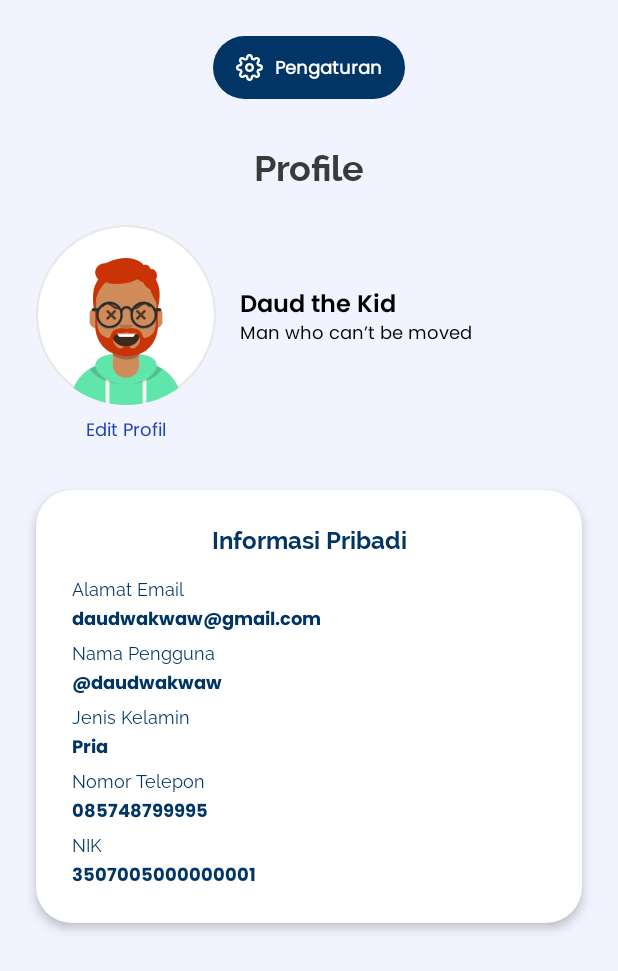
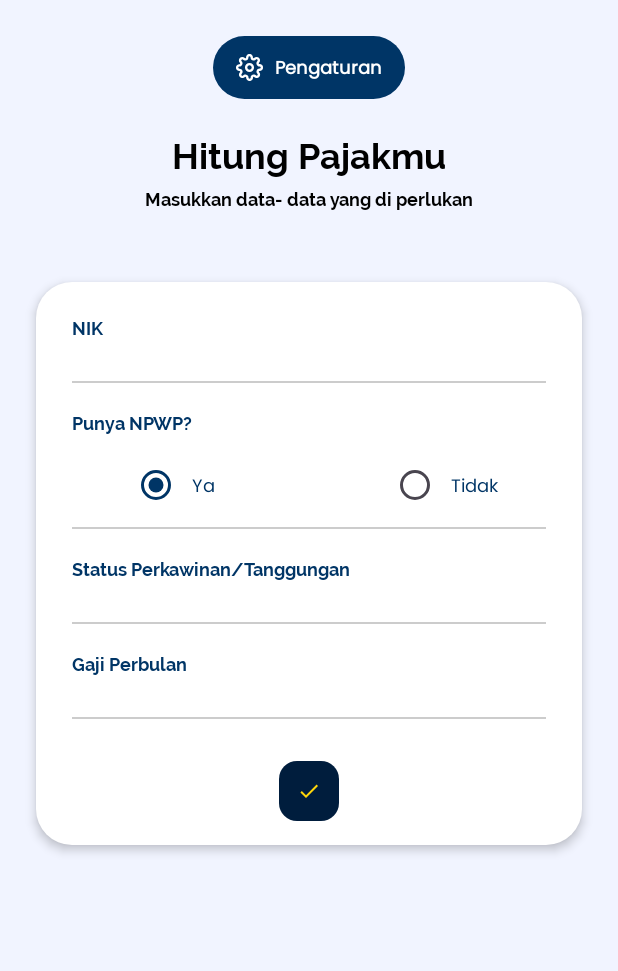
Before and after one commit to fanggadewangga/JurnalKas, an Android app built with Jetpack Compose: the screen it shows after launch (MainActivity), on a phone screen of 412 x 824 dp. Shown: the top 971 px of the screen. Run offline under Robolectric (Android 15) with nearby library versions, the light colour scheme and no system bars.

Commit message:
feat(tax): add tax screen

```diff
--- a/app/src/main/java/com/ptotakkanan/jurnalkas/feature/common/navigation/Navigation.kt
+++ b/app/src/main/java/com/ptotakkanan/jurnalkas/feature/common/navigation/Navigation.kt
@@ -16,6 +16,7 @@ import com.ptotakkanan.jurnalkas.feature.note.NoteScreen
 import com.ptotakkanan.jurnalkas.feature.profile.ProfileScreen
 import com.ptotakkanan.jurnalkas.feature.recap.FinancialRecapScreen
 import com.ptotakkanan.jurnalkas.feature.register.RegisterScreen
+import com.ptotakkanan.jurnalkas.feature.tax.TaxScreen
 import com.ptotakkanan.jurnalkas.feature.wallet.WalletDetailScreen
 import com.ptotakkanan.jurnalkas.feature.wallet.WalletScreen
 import com.ptotakkanan.jurnalkas.feature.welcome.WelcomeScreen
@@ -28,7 +29,7 @@ fun Navigation() {
     val screenWidth = LocalConfiguration.current.screenWidthDp
     val screenHeight = LocalConfiguration.current.screenHeightDp
 
-    NavHost(navController = navController, startDestination = Screen.Profile.route) {
+    NavHost(navController = navController, startDestination = Screen.TaxScreen.route) {
 
         composable(route = Screen.Welcome.route) {
             WelcomeScreen(navController = navController)
@@ -77,5 +78,9 @@ fun Navigation() {
         composable(route = Screen.Profile.route) {
             ProfileScreen(navController = navController)
         }
+
+        composable(route = Screen.TaxScreen.route) {
+            TaxScreen(navController = navController)
+        }
     }
 }
--- a/app/src/main/java/com/ptotakkanan/jurnalkas/feature/common/route/Screen.kt
+++ b/app/src/main/java/com/ptotakkanan/jurnalkas/feature/common/route/Screen.kt
@@ -15,6 +15,7 @@ sealed class Screen(val route: String) {
     data object Analysis: Screen("analysis")
     data object Calendar: Screen("calendar")
     data object Profile: Screen("profile")
+    data object TaxScreen: Screen("tax")
 
     fun withArgs(vararg args: String) = buildString {
         append(route)
--- /dev/null
+++ b/app/src/main/java/com/ptotakkanan/jurnalkas/feature/tax/TaxScreen.kt
@@ -0,0 +1,94 @@
+package com.ptotakkanan.jurnalkas.feature.tax
+
+import androidx.compose.foundation.background
+import androidx.compose.foundation.layout.Arrangement
+import androidx.compose.foundation.layout.Box
+import androidx.compose.foundation.layout.Column
+import androidx.compose.foundation.layout.Row
+import androidx.compose.foundation.layout.Spacer
+import androidx.compose.foundation.layout.fillMaxSize
+import androidx.compose.foundation.layout.fillMaxWidth
+import androidx.compose.foundation.layout.height
+import androidx.compose.foundation.layout.padding
+import androidx.compose.foundation.layout.size
+import androidx.compose.foundation.layout.width
+import androidx.compose.foundation.rememberScrollState
+import androidx.compose.foundation.shape.RoundedCornerShape
+import androidx.compose.foundation.text.BasicTextField
+import androidx.compose.foundation.verticalScroll
+import androidx.compose.material3.Card
+import androidx.compose.material3.CardDefaults
+import androidx.compose.material3.RadioButton
+import androidx.compose.material3.RadioButtonDefaults
+import androidx.compose.runtime.Composable
+import androidx.compose.runtime.getValue
+import androidx.compose.ui.Alignment
+import androidx.compose.ui.Modifier
+import androidx.compose.ui.graphics.Color
+import androidx.compose.ui.graphics.ColorFilter
+import androidx.compose.ui.text.TextStyle
+import androidx.compose.ui.text.font.Font
+import androidx.compose.ui.text.font.FontFamily
+import androidx.compose.ui.text.font.FontWeight
+import androidx.compose.ui.unit.dp
+import androidx.compose.ui.unit.sp
+import androidx.lifecycle.viewmodel.compose.viewModel
+import androidx.navigation.NavController
+import coil.compose.AsyncImage
+import com.ptotakkanan.jurnalkas.R
+import com.ptotakkanan.jurnalkas.feature.common.components.AppButton
+import com.ptotakkanan.jurnalkas.feature.common.components.AppText
+import com.ptotakkanan.jurnalkas.feature.tax.components.TaxInputItem
+import com.ptotakkanan.jurnalkas.feature.tax.page.TaxCounterScreen
+import com.ptotakkanan.jurnalkas.feature.tax.page.TaxResultScreen
+import com.ptotakkanan.jurnalkas.theme.Typography
+import com.ptotakkanan.jurnalkas.theme.blue50
+import com.ptotakkanan.jurnalkas.theme.primary20
+import com.ptotakkanan.jurnalkas.theme.secondary10
+
+@Composable
+fun TaxScreen(
+    navController: NavController,
+    viewModel: TaxViewModel = viewModel(),
+) {
+
+    val state by viewModel.state
+
+    Column(
+        horizontalAlignment = Alignment.CenterHorizontally,
+        modifier = Modifier
+            .fillMaxSize()
+            .background(color = blue50)
+            .padding(start = 24.dp, top = 24.dp, end = 24.dp)
+            .verticalScroll(rememberScrollState())
+    ) {
+        AppButton(
+            onClick = { /*TODO*/ },
+            backgroundColor = primary20,
+            modifier = Modifier
+                .width(128.dp)
+        ) {
+            Row(
+                verticalAlignment = Alignment.CenterVertically,
+                horizontalArrangement = Arrangement.spacedBy(8.dp),
+            ) {
+                AsyncImage(
+                    model = R.drawable.ic_setting,
+                    contentDescription = "Setting icon",
+                    modifier = Modifier.size(18.dp)
+                )
+                AppText(
+                    text = "Pengaturan",
+                    color = Color.White,
+                    textStyle = Typography.bodyMedium()
+                        .copy(fontSize = 12.sp, fontWeight = FontWeight(700))
+                )
+            }
+        }
+
+        if (state.isHasResult)
+            TaxResultScreen(navController = navController, viewModel = viewModel, state = state)
+        else
+            TaxCounterScreen(navController = navController, viewModel = viewModel, state = state)
+    }
+}
--- /dev/null
+++ b/app/src/main/java/com/ptotakkanan/jurnalkas/feature/tax/TaxState.kt
@@ -0,0 +1,9 @@
+package com.ptotakkanan.jurnalkas.feature.tax
+
+data class TaxState(
+    val nik: String = "",
+    val isHasNpwp: Boolean = false,
+    val marriageStatus: Boolean = false,
+    val salary: Long = 0L,
+    val isHasResult: Boolean = false
+)
--- /dev/null
+++ b/app/src/main/java/com/ptotakkanan/jurnalkas/feature/tax/TaxViewModel.kt
@@ -0,0 +1,41 @@
+package com.ptotakkanan.jurnalkas.feature.tax
+
+import androidx.compose.runtime.mutableStateOf
+import androidx.compose.runtime.toMutableStateList
+import androidx.lifecycle.ViewModel
+import com.ptotakkanan.jurnalkas.feature.util.state.SelectionOption
+
+class TaxViewModel: ViewModel() {
+
+    private val _npwpOption = listOf(
+        SelectionOption("Ya", true),
+        SelectionOption("Tidak", false),
+    ).toMutableStateList()
+
+    val npwpOption: List<SelectionOption<String>>
+        get() = _npwpOption
+
+    private val _state = mutableStateOf(TaxState())
+    val state = _state
+
+    fun onEvent(event: TaxEvent) {
+        when(event) {
+            is TaxEvent.EnterNik -> {
+                _state.value = _state.value.copy(nik = event.value)
+            }
+            is TaxEvent.ChooseNPWP -> {
+                _npwpOption.forEach { it.selected = false }
+                _npwpOption.find { it.option == event.value.option }?.selected = true
+            }
+            is TaxEvent.EnterMarriageStatus -> {
+                _state.value = _state.value.copy(marriageStatus = event.value)
+            }
+            is TaxEvent.EnterSalary -> {
+                _state.value = _state.value.copy(salary = event.value)
+            }
+            is TaxEvent.ShowResult -> {
+                _state.value = _state.value.copy(isHasResult = event.value)
+            }
+        }
+    }
+}
--- /dev/null
+++ b/app/src/main/java/com/ptotakkanan/jurnalkas/feature/tax/components/TaxInputItem.kt
@@ -0,0 +1,48 @@
+package com.ptotakkanan.jurnalkas.feature.tax.components
+
+import androidx.compose.foundation.layout.Arrangement
+import androidx.compose.foundation.layout.Column
+import androidx.compose.foundation.layout.Spacer
+import androidx.compose.foundation.layout.fillMaxWidth
+import androidx.compose.foundation.layout.height
+import androidx.compose.material3.Divider
+import androidx.compose.runtime.Composable
+import androidx.compose.ui.Modifier
+import androidx.compose.ui.graphics.Color
+import androidx.compose.ui.text.TextStyle
+import androidx.compose.ui.text.font.Font
+import androidx.compose.ui.text.font.FontFamily
+import androidx.compose.ui.text.font.FontWeight
+import androidx.compose.ui.unit.dp
+import androidx.compose.ui.unit.sp
+import com.ptotakkanan.jurnalkas.R
+import com.ptotakkanan.jurnalkas.feature.common.components.AppText
+
+@Composable
+fun TaxInputItem(
+    modifier: Modifier = Modifier,
+    title: String,
+    content: @Composable () -> Unit,
+) {
+    Column(
+        verticalArrangement = Arrangement.spacedBy(4.dp),
+        modifier = modifier
+    ) {
+        AppText(
+            text = title,
+            textStyle = TextStyle(
+                fontFamily = FontFamily(Font(R.font.raleway_bold)),
+                fontSize = 12.sp,
+                fontWeight = FontWeight(500)
+            ),
+            color = Color(0xFF003566)
+        )
+        Column {
+            Spacer(modifier = Modifier.height(6.dp))
+            content()
+            Spacer(modifier = Modifier.height(4.dp))
+            Divider(color = Color.LightGray, modifier = Modifier.fillMaxWidth())
+        }
+
+    }
+}
--- /dev/null
+++ b/app/src/main/java/com/ptotakkanan/jurnalkas/feature/tax/page/TaxCounterScreen.kt
@@ -0,0 +1,168 @@
+package com.ptotakkanan.jurnalkas.feature.tax.page
+
+import androidx.compose.foundation.layout.Arrangement
+import androidx.compose.foundation.layout.Box
+import androidx.compose.foundation.layout.Row
+import androidx.compose.foundation.layout.Spacer
+import androidx.compose.foundation.layout.fillMaxWidth
+import androidx.compose.foundation.layout.height
+import androidx.compose.foundation.layout.padding
+import androidx.compose.foundation.layout.size
+import androidx.compose.foundation.shape.RoundedCornerShape
+import androidx.compose.foundation.text.BasicTextField
+import androidx.compose.material3.Card
+import androidx.compose.material3.CardDefaults
+import androidx.compose.material3.RadioButton
+import androidx.compose.material3.RadioButtonDefaults
+import androidx.compose.runtime.Composable
+import androidx.compose.ui.Alignment
+import androidx.compose.ui.Modifier
+import androidx.compose.ui.graphics.Color
+import androidx.compose.ui.graphics.ColorFilter
+import androidx.compose.ui.text.TextStyle
+import androidx.compose.ui.text.font.Font
+import androidx.compose.ui.text.font.FontFamily
+import androidx.compose.ui.unit.dp
+import androidx.compose.ui.unit.sp
+import androidx.navigation.NavController
+import coil.compose.AsyncImage
+import com.ptotakkanan.jurnalkas.R
+import com.ptotakkanan.jurnalkas.feature.common.components.AppButton
+import com.ptotakkanan.jurnalkas.feature.common.components.AppText
+import com.ptotakkanan.jurnalkas.feature.tax.TaxEvent
+import com.ptotakkanan.jurnalkas.feature.tax.TaxState
+import com.ptotakkanan.jurnalkas.feature.tax.TaxViewModel
+import com.ptotakkanan.jurnalkas.feature.tax.components.TaxInputItem
+import com.ptotakkanan.jurnalkas.theme.Typography
+import com.ptotakkanan.jurnalkas.theme.primary20
+import com.ptotakkanan.jurnalkas.theme.secondary10
+
+@Composable
+fun TaxCounterScreen(
+    navController: NavController,
+    viewModel: TaxViewModel,
+    state: TaxState,
+) {
+    Spacer(modifier = Modifier.height(24.dp))
+    AppText(
+        text = "Hitung Pajakmu",
+        textStyle = TextStyle(
+            fontFamily = FontFamily(Font(R.font.raleway_bold)),
+            fontSize = 24.sp
+        )
+    )
+    Spacer(modifier = Modifier.height(8.dp))
+    AppText(
+        text = "Masukkan data- data yang di perlukan",
+        textStyle = TextStyle(
+            fontFamily = FontFamily(Font(R.font.raleway_bold)),
+            fontSize = 12.sp
+        )
+    )
+
+    Spacer(modifier = Modifier.height(48.dp))
+    Card(
+        shape = RoundedCornerShape(24.dp),
+        colors = CardDefaults.cardColors(containerColor = Color.White),
+        elevation = CardDefaults.cardElevation(4.dp),
+        modifier = Modifier
+            .fillMaxWidth()
+    ) {
+        TaxInputItem(
+            title = "NIK",
+            content = {
+                BasicTextField(
+                    value = state.nik,
+                    onValueChange = { viewModel.onEvent(TaxEvent.EnterNik(it)) },
+                    textStyle = TextStyle(
+                        fontFamily = FontFamily(Font(R.font.raleway_bold)),
+                        fontSize = 12.sp,
+                        color = Color(0xFF003566)
+                    )
+                )
+            },
+            modifier = Modifier.padding(start = 24.dp, top = 24.dp, end = 24.dp, bottom = 12.dp)
+        )
+        TaxInputItem(
+            title = "Punya NPWP?",
+            content = {
+                Row(
+                    horizontalArrangement = Arrangement.SpaceBetween,
+                    verticalAlignment = Alignment.CenterVertically,
+                    modifier = Modifier.fillMaxWidth()
+                ) {
+                    viewModel.npwpOption.forEach { item ->
+                        Row(
+                            horizontalArrangement = Arrangement.SpaceEvenly,
+                            verticalAlignment = Alignment.CenterVertically,
+                            modifier = Modifier.padding(horizontal = 32.dp)
+                        ) {
+                            RadioButton(
+                                selected = item.selected,
+                                onClick = { viewModel.onEvent(TaxEvent.ChooseNPWP(item)) },
+                                colors = RadioButtonDefaults.colors(selectedColor = primary20)
+                            )
+                            AppText(
+                                text = item.option,
+                                textStyle = Typography.bodyMedium().copy(fontSize = 12.sp),
+                                color = primary20
+                            )
+                        }
+                    }
+                }
+            },
+            modifier = Modifier.padding(start = 24.dp, top = 8.dp, end = 24.dp, bottom = 12.dp)
+        )
+        TaxInputItem(
+            title = "Status Perkawinan/Tanggungan",
+            content = {
+                BasicTextField(
+                    value = state.nik,
+                    onValueChange = { viewModel.onEvent(TaxEvent.EnterNik(it)) },
+                    textStyle = TextStyle(
+                        fontFamily = FontFamily(Font(R.font.raleway_bold)),
+                        fontSize = 12.sp,
+                        color = Color(0xFF003566)
+                    )
+                )
+            },
+            modifier = Modifier.padding(start = 24.dp, top = 8.dp, end = 24.dp, bottom = 12.dp)
+        )
+        TaxInputItem(
+            title = "Gaji Perbulan",
+            content = {
+                BasicTextField(
+                    value = state.nik,
+                    onValueChange = { viewModel.onEvent(TaxEvent.EnterNik(it)) },
+                    textStyle = TextStyle(
+                        fontFamily = FontFamily(Font(R.font.raleway_bold)),
+                        fontSize = 12.sp,
+                        color = Color(0xFF003566)
+                    )
+                )
+            },
+            modifier = Modifier.padding(start = 24.dp, top = 8.dp, end = 24.dp, bottom = 12.dp)
+        )
+        Box(
+            contentAlignment = Alignment.Center,
+            modifier = Modifier
+                .fillMaxWidth()
+                .padding(vertical = 16.dp)
+        ) {
+            AppButton(
+                onClick = {
+                    viewModel.onEvent(TaxEvent.ShowResult(true))
+                },
+                shape = RoundedCornerShape(12.dp),
+                modifier = Modifier
+                    .size(40.dp),
+            ) {
+                AsyncImage(
+                    model = R.drawable.ic_check,
+                    contentDescription = "Check Icon",
+                    colorFilter = ColorFilter.tint(color = secondary10)
+                )
+            }
+        }
+    }
+}
```
Also changed, not shown: app/src/main/java/com/ptotakkanan/jurnalkas/feature/profile/TaxScreen.kt (deleted, +0 -9 lines), app/src/main/java/com/ptotakkanan/jurnalkas/feature/tax/TaxEvent.kt (added, +11 -0 lines), app/src/main/java/com/ptotakkanan/jurnalkas/feature/tax/page/TaxResultScreen.kt (added, +87 -0 lines).
